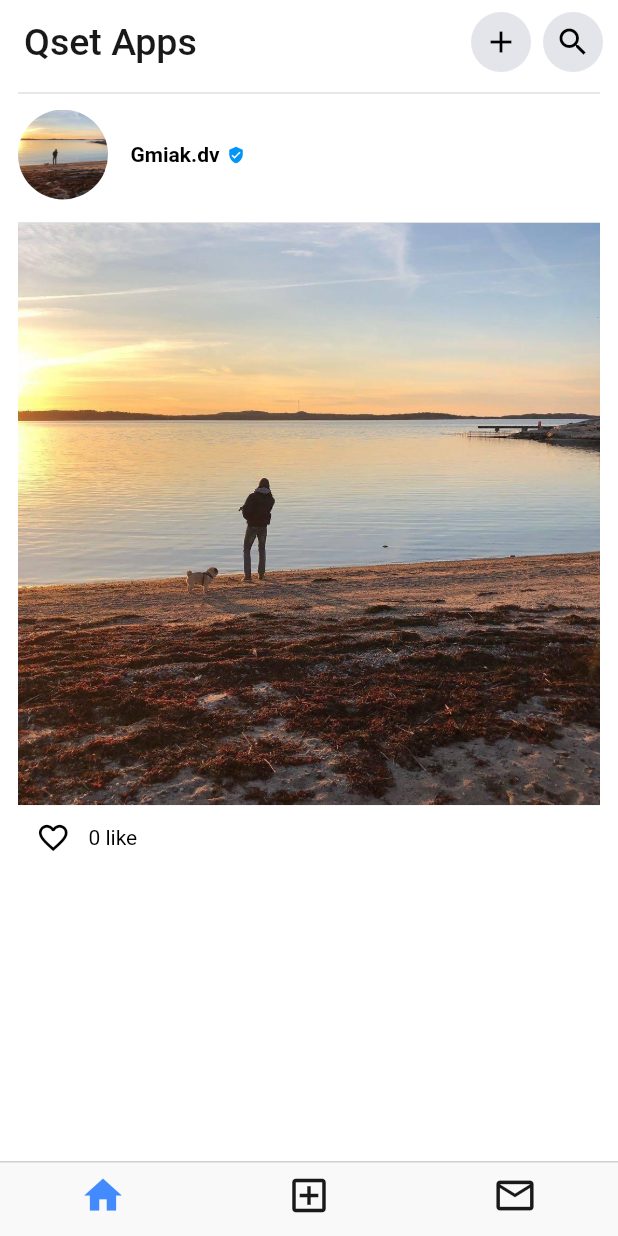
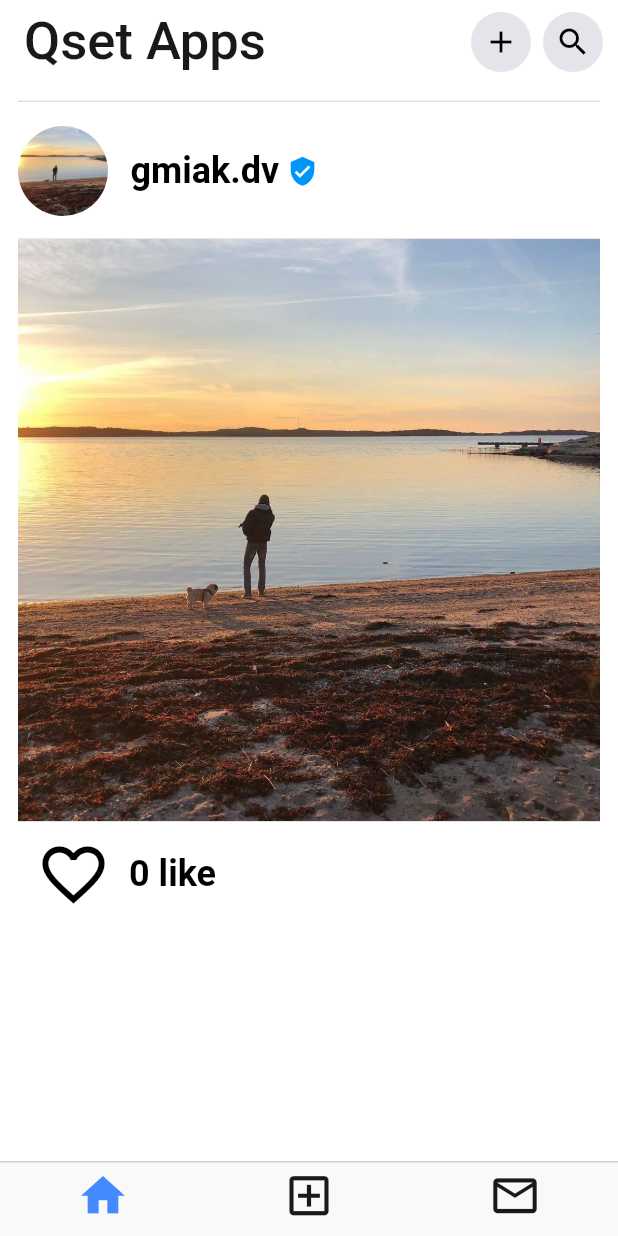
Before and after one commit to gmiak/flutter_components, a Flutter app: the screen it shows after launch, on a phone screen of 412 x 824 dp. Run offline on Flutter 3.47's test engine with Material 2 defaults, Android fonts, the phone set to English and light mode, and no system bars; Roboto replaces fonts that are missing (Rochester).

Commit message:
Did some fixes for like_screen

```diff
--- a/lib/components/appbar.dart
+++ b/lib/components/appbar.dart
@@ -15,13 +15,8 @@ class Appbar extends StatelessWidget with PreferredSizeWidget {
       elevation: 0,
       title: Text(
         title,
-        style: title == 'Qltura'
-            ? const TextStyle(
-                fontFamily: 'Rochester', fontSize: 35.0, color: logoColor)
-            : const TextStyle(
-                fontSize: 25,
-                color: logoColor,
-              ),
+        style: const TextStyle(
+            fontFamily: 'Rochester', fontSize: 35.0, color: logoColor),
       ),
       actions: [
         for (var iconButton in iconButtons)
--- a/lib/components/bottom_nav_bar.dart
+++ b/lib/components/bottom_nav_bar.dart
@@ -16,7 +16,7 @@ class BottomNavBar extends StatelessWidget {
               Icons.home,
               color: Colors.blueAccent,
               semanticLabel: 'Home',
-              size: 30,
+              size: 35,
             ),
             backgroundColor: primaryColor),
         BottomNavigationBarItem(
@@ -24,7 +24,7 @@ class BottomNavBar extends StatelessWidget {
               Icons.add_box_outlined,
               color: logoColor,
               semanticLabel: 'Add',
-              size: 30,
+              size: 35,
             ),
             backgroundColor: primaryColor),
         BottomNavigationBarItem(
@@ -32,7 +32,7 @@ class BottomNavBar extends StatelessWidget {
               Icons.mail_outlined,
               color: logoColor,
               semanticLabel: 'Message',
-              size: 30,
+              size: 35,
             ),
             backgroundColor: primaryColor),
       ],
--- a/lib/screens/home_screen.dart
+++ b/lib/screens/home_screen.dart
@@ -24,11 +24,11 @@ class HomeScreen extends StatelessWidget {
           child: Column(
             children: [
               // Space
-              const SizedBox(height: 5),
+              const SizedBox(height: 10),
               // Divider
-              const Divider(color: collectionAvatarBorderColor, height: 2),
+              const Divider(color: collectionAvatarBorderColor, height: 3),
               // Space
-              const SizedBox(height: 10),
+              const SizedBox(height: 15),
               // signature
               Container(
                 width: MediaQuery.of(context).size.width,
--- a/lib/screens/likes_screen.dart
+++ b/lib/screens/likes_screen.dart
@@ -47,7 +47,7 @@ class _LikesScreenState extends State<LikesScreen> {
                 child: Icon(
                   _likes >= 1 ? Icons.favorite : Icons.favorite_border_outlined,
                   color: _likes >= 1 ? Colors.red : primaryColor,
-                  size: 23,
+                  size: 50,
                 ),
               ),
               // Space
@@ -55,11 +55,17 @@ class _LikesScreenState extends State<LikesScreen> {
               // likes
               Text(
                 _likes.toString(),
-                style: const TextStyle(color: primaryColor),
+                style: const TextStyle(
+                    color: primaryColor,
+                    fontSize: 24,
+                    fontWeight: FontWeight.bold),
               ),
               Text(
                 _likes >= 2 ? " likes" : " like",
-                style: const TextStyle(color: primaryColor),
+                style: const TextStyle(
+                    color: primaryColor,
+                    fontSize: 24,
+                    fontWeight: FontWeight.bold),
               )
             ],
           ),
--- a/lib/screens/signature_screen.dart
+++ b/lib/screens/signature_screen.dart
@@ -21,11 +21,15 @@ class SignatureScreen extends StatelessWidget {
         ),
         const SizedBox(width: 15),
         const Text(
-          "Gmiak.dv",
-          style: TextStyle(color: primaryColor, fontWeight: FontWeight.bold),
+          "gmiak.dv",
+          style: TextStyle(
+            color: primaryColor,
+            fontWeight: FontWeight.bold,
+            fontSize: 24.0,
+          ),
         ),
         const SizedBox(width: 5),
-        const Icon(Icons.verified_user, color: blueColor, size: 12)
+        const Icon(Icons.verified_user, color: blueColor, size: 21)
       ],
     );
   }
```
Also changed, not shown: lib/screens/lamp_screen.dart (added).
